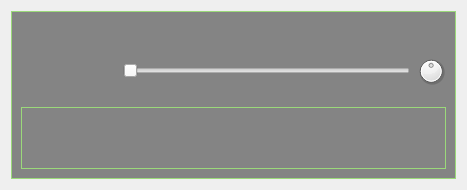
This is client/gui/livejamming/app/roomplayeritem.ui in sush/Live-Jamming as Qt 5 draws it before an edit. The edited form follows.
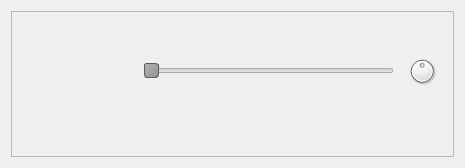
This is the edited form. Icons and pictures are not drawn.

```diff
--- a/client/gui/livejamming/app/roomplayeritem.ui
+++ b/client/gui/livejamming/app/roomplayeritem.ui
@@ -31,13 +31,18 @@
   <layout class="QVBoxLayout" name="verticalLayout">
    <item>
     <widget class="QFrame" name="frame">
+     <property name="maximumSize">
+      <size>
+       <width>443</width>
+       <height>146</height>
+      </size>
+     </property>
      <property name="autoFillBackground">
       <bool>false</bool>
      </property>
      <property name="styleSheet">
       <string notr="true">#frame {
-	border: 1px solid #9BD97A;	
-	background: rgb(132, 132, 132);	
+background:url(:/images/bg_room_mate.png)
 }
 #avatar {
 	border: none;
@@ -49,7 +54,7 @@
 	border: none;
 }
 #spectrum {
-border: 1px solid #9BD97A;	
+border: none;
 }</string>
      </property>
      <property name="frameShape">
@@ -109,6 +114,11 @@
             <height>30</height>
            </size>
           </property>
+          <property name="styleSheet">
+           <string notr="true">#speaker{
+	margin-left:22px;
+}</string>
+          </property>
           <property name="text">
            <string/>
           </property>
@@ -125,6 +135,36 @@
             <verstretch>0</verstretch>
            </sizepolicy>
           </property>
+          <property name="maximumSize">
+           <size>
+            <width>250</width>
+            <height>16777215</height>
+           </size>
+          </property>
+          <property name="cursor">
+           <cursorShape>OpenHandCursor</cursorShape>
+          </property>
+          <property name="styleSheet">
+           <string notr="true">QSlider::groove:horizontal {
+         height: 10px; /* the groove expands to the size of the slider by default. by giving it a height, it has a fixed size */
+		 background:url(:/images/barre_vol_off.png);
+         margin: 2px 0;
+     }
+
+    QSlider::handle:horizontal {
+         background: qlineargradient(x1:0, y1:0, x2:1, y2:1, stop:0 #b4b4b4, stop:1 #8f8f8f);
+         border: 1px solid #5c5c5c;
+         width: 18px;
+         margin: -2px 0; /* handle is placed by default on the contents rect of the groove. Expand outside the groove */
+         border-radius: 3px;
+     }
+
+     QSlider::sub-page:horizontal {
+
+         background:url(:/images/barre_vol_on_middle.png) repeat-x;
+		margin:2px;
+    }</string>
+          </property>
           <property name="orientation">
            <enum>Qt::Horizontal</enum>
           </property>
```
Left out of the diff: 19 changed lines with no effect on the pictures.
